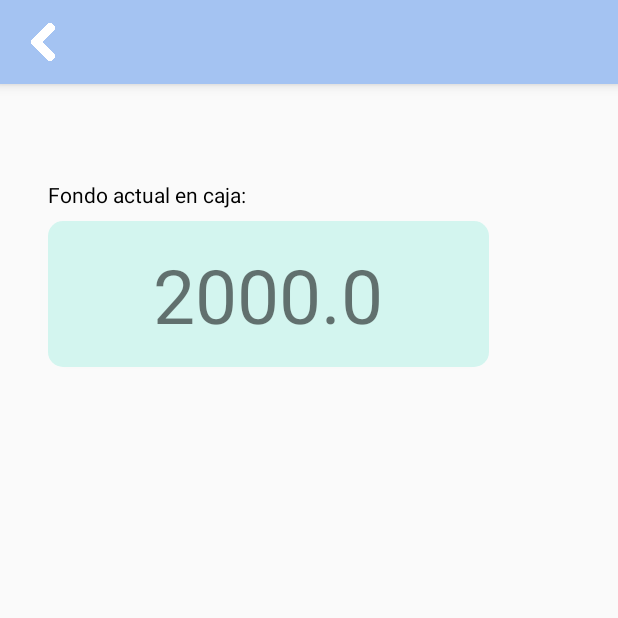
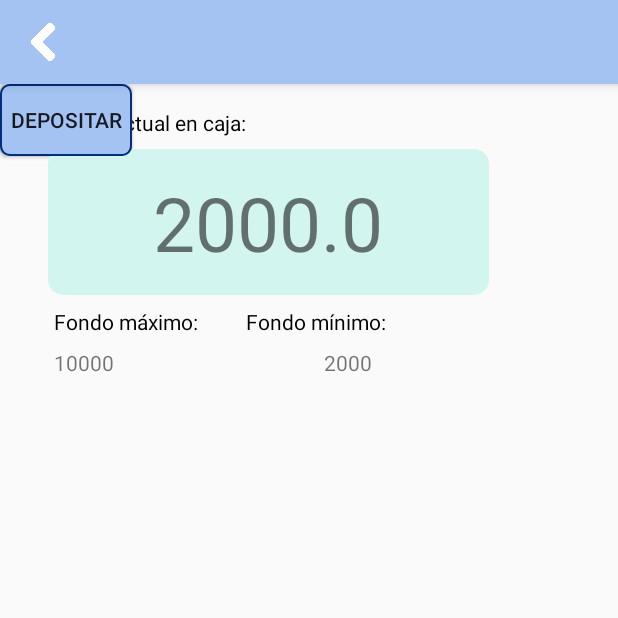
Before and after one commit to etien-andres/EzbrnFood, an Android app: the fondo_caja screen opened directly, with no data from a screen before it, on a phone screen of 412 x 824 dp, the top half of it. Run offline under Robolectric (Android 15) with nearby library versions, the phone set to English and light mode, and no system bars.

```diff
--- a/app/src/main/res/layout/activity_fondo_caja.xml
+++ b/app/src/main/res/layout/activity_fondo_caja.xml
@@ -17,7 +17,19 @@
             android:layout_width="match_parent"
             android:layout_height="match_parent">
 
+            <TextView
+                android:id="@+id/fond2"
+                android:layout_width="wrap_content"
+                android:layout_height="wrap_content"
+                android:layout_marginStart="36dp"
+                android:layout_marginTop="8dp"
+                android:text="Fondo máximo:"
+                android:textColor="@android:color/background_dark"
+                app:layout_constraintStart_toStartOf="parent"
+                app:layout_constraintTop_toBottomOf="@+id/cardView5" />
+
             <android.support.v7.widget.CardView
+                android:id="@+id/cardView5"
                 android:layout_width="294dp"
                 android:layout_height="97dp"
                 android:layout_marginStart="32dp"
@@ -55,11 +67,62 @@
                 android:layout_width="wrap_content"
                 android:layout_height="wrap_content"
                 android:layout_marginStart="32dp"
-                android:layout_marginTop="64dp"
+                android:layout_marginTop="16dp"
                 android:text="Fondo actual en caja:"
                 android:textColor="@android:color/background_dark"
                 app:layout_constraintStart_toStartOf="parent"
                 app:layout_constraintTop_toTopOf="parent" />
+
+            <TextView
+                android:id="@+id/textView28"
+                android:layout_width="wrap_content"
+                android:layout_height="wrap_content"
+                android:layout_marginStart="32dp"
+                android:layout_marginTop="8dp"
+                android:text="Fondo mínimo:"
+                android:textColor="@android:color/background_dark"
+                app:layout_constraintStart_toEndOf="@+id/fond2"
+                app:layout_constraintTop_toBottomOf="@+id/cardView5" />
+
+            <TextView
+                android:id="@+id/max_fond"
+                android:layout_width="wrap_content"
+                android:layout_height="wrap_content"
+                android:layout_marginStart="36dp"
+                android:layout_marginTop="8dp"
+                android:text="10000"
+                app:layout_constraintStart_toStartOf="parent"
+                app:layout_constraintTop_toBottomOf="@+id/fond2" />
+
+            <TextView
+                android:id="@+id/min_fond"
+                android:layout_width="wrap_content"
+                android:layout_height="wrap_content"
+                android:layout_marginEnd="164dp"
+                android:layout_marginTop="8dp"
+                android:text="2000"
+                app:layout_constraintEnd_toEndOf="parent"
+                app:layout_constraintTop_toBottomOf="@+id/textView28" />
+
+            <Button
+                android:id="@+id/button"
+                android:layout_width="wrap_content"
+                android:layout_height="wrap_content"
+                android:background="@drawable/botoncategorias"
+                android:backgroundTint="@color/azultr2"
+                android:text="Retirar"
+                android:textColor="@android:color/background_light"
+                tools:layout_editor_absoluteX="32dp"
+                tools:layout_editor_absoluteY="211dp" />
+
+            <Button
+                android:id="@+id/button2"
+                android:layout_width="wrap_content"
+                android:layout_height="wrap_content"
+                android:background="@drawable/botoncategorias"
+                android:text="Depositar"
+                tools:layout_editor_absoluteX="136dp"
+                tools:layout_editor_absoluteY="211dp" />
         </android.support.constraint.ConstraintLayout>
     </LinearLayout>
 
--- a/app/src/main/res/layout/botonnavegacion.xml
+++ b/app/src/main/res/layout/botonnavegacion.xml
@@ -36,15 +36,13 @@
             android:layout_width="wrap_content"
             android:layout_height="wrap_content"
             android:layout_marginBottom="8dp"
-            android:layout_marginEnd="124dp"
             android:layout_marginStart="8dp"
             android:layout_marginTop="8dp"
             android:fontFamily="sans-serif"
             android:text="TextView"
             android:textAppearance="@android:style/TextAppearance.Material.Large"
             app:layout_constraintBottom_toBottomOf="parent"
-            app:layout_constraintEnd_toEndOf="parent"
-            app:layout_constraintStart_toEndOf="@+id/cardView"
+            app:layout_constraintStart_toEndOf="@+id/imagennav"
             app:layout_constraintTop_toTopOf="parent" />
 
     </android.support.constraint.ConstraintLayout>
```
Also changed, not shown: app/src/main/java/com/example/esferatech/barnfoodv11/Cortes.java (+98 -4 lines), app/src/main/res/layout/activity_cortes.xml (+2 -12 lines), app/src/main/res/layout/custom_dialog_1.xml (added, +43 -0 lines).
